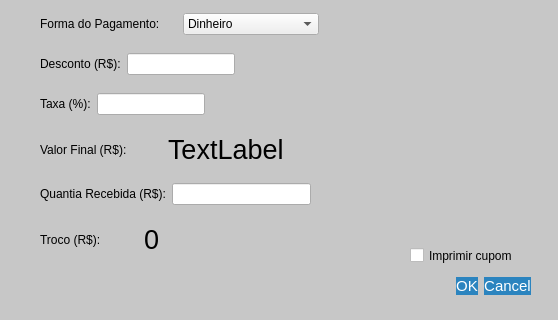
Old version of the form pagamento.ui in the repository GabR36/QEstoqueLoja; both pictures show x 0 to 558 and y 180 to 500 of the 558 by 500 pixel window.
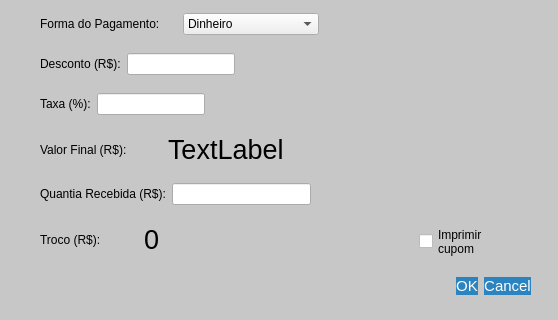
New version of the form. Icons and pictures are not drawn.

Commit message:
Impressão de cupom fiscal a prazo com entradas
so falta ajeitar estetica

```diff
--- a/pagamento.ui
+++ b/pagamento.ui
@@ -431,17 +431,18 @@
   <widget class="QCheckBox" name="CheckImprimirCNF">
    <property name="geometry">
     <rect>
-     <x>410</x>
-     <y>420</y>
+     <x>419</x>
+     <y>401</y>
      <width>131</width>
-     <height>31</height>
+     <height>41</height>
     </rect>
    </property>
    <property name="autoFillBackground">
     <bool>false</bool>
    </property>
    <property name="text">
-    <string>Imprimir cupom </string>
+    <string>Imprimir 
+cupom </string>
    </property>
    <property name="icon">
     <iconset resource="Imagens/recursosImg.qrc">
```
The commit also changes 2 other files.
